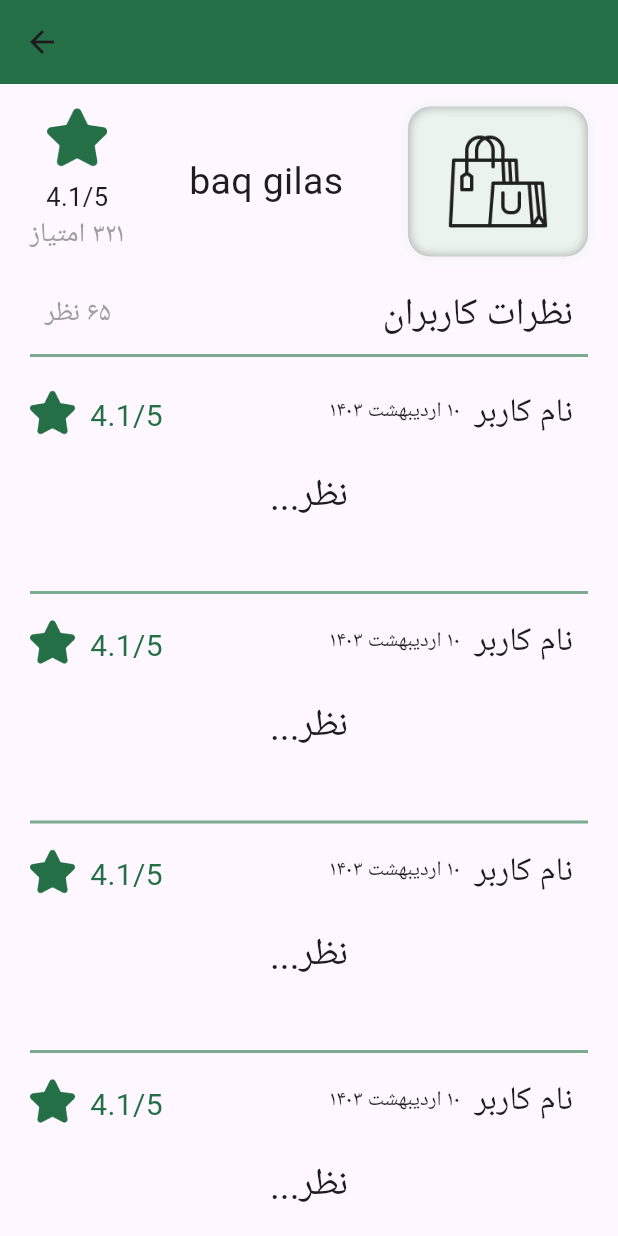
After one commit to MohammadHuseyn/blink, a Flutter app: the StoreComment screen opened directly with sample values from the repository, on a phone screen of 412 x 824 dp. The commit adds this screen. Run offline on Flutter 3.47's test engine with Material 3 defaults, Android fonts, the phone set to English and light mode, and no system bars; our stand-ins replace flutter_map, flutter_native_splash, latlong2; accounts and stored records are empty; network calls fail; Roboto replaces fonts that are missing (shabnam).

Commit message:
store comment page design completed

```diff
--- a/lib/pages/Home.dart
+++ b/lib/pages/Home.dart
@@ -848,10 +848,12 @@ class _HomeState extends State<Home> {
                                                 ),
                                                 trailing: Column(
                                                   children: [
-                                                    Icon(
-                                                      Icons.star_rate_rounded,
-                                                      size: 32,
-                                                      color: Color(0xFF256f46),
+                                                    Padding(
+                                                      padding: const EdgeInsets.only(bottom: 8.0),
+                                                      child: ImageIcon(
+                                                        AssetImage("images/star.png"),
+                                                        color: Color(0xFF256F46),
+                                                      ),
                                                     ),
                                                     Text(
                                                       "4.1/5",
--- /dev/null
+++ b/lib/pages/ProductComment.dart
@@ -0,0 +1,18 @@
+import 'package:flutter/cupertino.dart';
+import 'package:flutter/material.dart';
+
+class ProductComment extends StatefulWidget {
+  const ProductComment({super.key});
+
+  @override
+  State<ProductComment> createState() => _ProductCommentState();
+}
+
+class _ProductCommentState extends State<ProductComment> {
+  @override
+  Widget build(BuildContext context) {
+    return Scaffold(
+      body: Container(),
+    );
+  }
+}
--- /dev/null
+++ b/lib/pages/StoreComment.dart
@@ -0,0 +1,370 @@
+import 'package:flutter/cupertino.dart';
+import 'package:flutter/material.dart';
+
+import '../classes/store.dart';
+
+class StoreComment extends StatefulWidget {
+  StoreComment({required this.store});
+
+  Store store;
+
+  @override
+  State<StoreComment> createState() => _StoreCommentState(store: store);
+}
+
+class _StoreCommentState extends State<StoreComment> {
+  _StoreCommentState({required this.store});
+
+  Store store;
+
+  @override
+  Widget build(BuildContext context) {
+    return Scaffold(
+      appBar: AppBar(
+        // centerTitle: true,
+        // title: Text(store.name),
+        backgroundColor: Color(0xFF256F46),
+      ),
+      body: SingleChildScrollView(
+        child: Padding(
+          padding: const EdgeInsets.symmetric(vertical: 15, horizontal: 20),
+          child: Column(
+            children: [
+              Container(
+                height: 100,
+                child: Row(
+                  mainAxisAlignment: MainAxisAlignment.center,
+                  children: [
+                    Column(
+                      mainAxisAlignment: MainAxisAlignment.center,
+                      children: [
+                        Padding(
+                          padding: const EdgeInsets.only(bottom: 8.0),
+                          child: ImageIcon(
+                            AssetImage("images/star.png"),
+                            size: 40,
+                            color: Color(0xFF256F46),
+                          ),
+                        ),
+                        Text(
+                          "4.1/5",
+                          style: TextStyle(fontSize: 17),
+                        ),
+                        Text(
+                          "۳۲۱ امتیاز",
+                          textDirection: TextDirection.rtl,
+                          style: TextStyle(
+                            color: Colors.grey,
+                            fontSize: 18,
+                          ),
+                        )
+                      ],
+                    ),
+                    Expanded(child: Container()),
+                    Text(
+                      store.name,
+                      style: TextStyle(fontSize: 25),
+                    ),
+                    Expanded(child: Container()),
+                    Container(
+                      decoration: BoxDecoration(
+                          // color: Color(0xffEAF3EE),
+                          boxShadow: [
+                            const BoxShadow(
+                              color: Colors.grey,
+                            ),
+                            const BoxShadow(
+                              color: Color(0xffEAF3EE),
+                              spreadRadius: -0.2,
+                              blurRadius: 5.0,
+                            ),
+                          ],
+                          // color: Colors.red,
+                          borderRadius: BorderRadius.all(Radius.circular(15))),
+                      child: Padding(
+                        padding: const EdgeInsets.symmetric(
+                            horizontal: 15, vertical: 15),
+                        child: ImageIcon(
+                          AssetImage("images/shop.png"),
+                          size: 90,
+                        ),
+                      ),
+                    ),
+                  ],
+                ),
+              ),
+              Padding(
+                padding: const EdgeInsets.symmetric(vertical: 20),
+                child: Container(
+                  decoration: BoxDecoration(
+                      border: Border(
+                          bottom:
+                              BorderSide(color: Color(0xFF7CA990), width: 2))),
+                  child: Padding(
+                    padding:
+                        const EdgeInsets.only(bottom: 8.0, right: 10, left: 10),
+                    child: Row(
+                      children: [
+                        Text(
+                          "۶۵ نظر",
+                          textDirection: TextDirection.rtl,
+                          style: TextStyle(color: Colors.grey, fontSize: 18),
+                        ),
+                        Expanded(child: Container()),
+                        Text(
+                          "نظرات کاربران",
+                          style: TextStyle(fontSize: 25),
+                        )
+                      ],
+                    ),
+                  ),
+                ),
+              ),
+              Column(
+                children: [
+                  Container(
+                    child: Column(
+                      children: [
+                        Row(
+                          children: [
+                            ImageIcon(
+                              AssetImage("images/star.png"),
+                              color: Color(0xFF256F46),
+                              size: 30,
+                            ),
+                            Padding(
+                              padding: const EdgeInsets.only(left: 10, top: 5),
+                              child: Text(
+                                "4.1/5",
+                                style: TextStyle(
+                                    fontSize: 20, color: Color(0xFF256F46)),
+                              ),
+                            ),
+                            Expanded(child: Container()),
+                            Text(
+                              "۱۰ اردیبهشت ۱۴۰۳",
+                              textDirection: TextDirection.rtl,
+                              style: TextStyle(color: Colors.black87),
+                            ),
+                            Padding(
+                              padding: const EdgeInsets.symmetric(horizontal: 10),
+                              child: Text("نام کاربر", style: TextStyle(fontSize: 22),),
+                            )
+                          ],
+                        ),
+                        Padding(
+                          padding: const EdgeInsets.only(left: 10, right: 10,bottom: 45, top: 20),
+                          child: Container(
+                            child: Text("نظر...",
+                            style: TextStyle(fontSize: 25),
+                            textDirection: TextDirection.rtl,),
+                          ),
+                        )
+                      ],
+                    ),
+                    decoration: BoxDecoration(
+                        border: Border(
+                            bottom:
+                            BorderSide(color: Color(0xFF7CA990), width: 2))),
+                  ),
+                  Padding(
+                    padding: const EdgeInsets.only(top: 15),
+                    child: Container(
+                      child: Column(
+                        children: [
+                          Row(
+                            children: [
+                              ImageIcon(
+                                AssetImage("images/star.png"),
+                                color: Color(0xFF256F46),
+                                size: 30,
+                              ),
+                              Padding(
+                                padding: const EdgeInsets.only(left: 10, top: 5),
+                                child: Text(
+                                  "4.1/5",
+                                  style: TextStyle(
+                                      fontSize: 20, color: Color(0xFF256F46)),
+                                ),
+                              ),
+                              Expanded(child: Container()),
+                              Text(
+                                "۱۰ اردیبهشت ۱۴۰۳",
+                                textDirection: TextDirection.rtl,
+                                style: TextStyle(color: Colors.black87),
+                              ),
+                              Padding(
+                                padding: const EdgeInsets.symmetric(horizontal: 10),
+                                child: Text("نام کاربر", style: TextStyle(fontSize: 22),),
+                              )
+                            ],
+                          ),
+                          Padding(
+                            padding: const EdgeInsets.only(left: 10, right: 10,bottom: 45, top: 20),
+                            child: Container(
+                              child: Text("نظر...",
+                                style: TextStyle(fontSize: 25),
+                                textDirection: TextDirection.rtl,),
+                            ),
+                          )
+                        ],
+                      ),
+                      decoration: BoxDecoration(
+                          border: Border(
+                              bottom:
+                              BorderSide(color: Color(0xFF7CA990), width: 2))),
+                    ),
+                  ),
+                  Padding(
+                    padding: const EdgeInsets.only(top: 15),
+                    child: Container(
+                      child: Column(
+                        children: [
+                          Row(
+                            children: [
+                              ImageIcon(
+                                AssetImage("images/star.png"),
+                                color: Color(0xFF256F46),
+                                size: 30,
+                              ),
+                              Padding(
+                                padding: const EdgeInsets.only(left: 10, top: 5),
+                                child: Text(
+                                  "4.1/5",
+                                  style: TextStyle(
+                                      fontSize: 20, color: Color(0xFF256F46)),
+                                ),
+                              ),
+                              Expanded(child: Container()),
+                              Text(
+                                "۱۰ اردیبهشت ۱۴۰۳",
+                                textDirection: TextDirection.rtl,
+                                style: TextStyle(color: Colors.black87),
+                              ),
+                              Padding(
+                                padding: const EdgeInsets.symmetric(horizontal: 10),
+                                child: Text("نام کاربر", style: TextStyle(fontSize: 22),),
+                              )
+                            ],
+                          ),
+                          Padding(
+                            padding: const EdgeInsets.only(left: 10, right: 10,bottom: 45, top: 20),
+                            child: Container(
+                              child: Text("نظر...",
+                                style: TextStyle(fontSize: 25),
+                                textDirection: TextDirection.rtl,),
+                            ),
+                          )
+                        ],
+                      ),
+                      decoration: BoxDecoration(
+                          border: Border(
+                              bottom:
+                              BorderSide(color: Color(0xFF7CA990), width: 2))),
+                    ),
+                  ),
+                  Padding(
+                    padding: const EdgeInsets.only(top: 15),
+                    child: Container(
+                      child: Column(
+                        children: [
+                          Row(
+                            children: [
+                              ImageIcon(
+                                AssetImage("images/star.png"),
+                                color: Color(0xFF256F46),
+                                size: 30,
+                              ),
+                              Padding(
+                                padding: const EdgeInsets.only(left: 10, top: 5),
+                                child: Text(
+                                  "4.1/5",
+                                  style: TextStyle(
+                                      fontSize: 20, color: Color(0xFF256F46)),
+                                ),
+                              ),
+                              Expanded(child: Container()),
+                              Text(
+                                "۱۰ اردیبهشت ۱۴۰۳",
+                                textDirection: TextDirection.rtl,
+                                style: TextStyle(color: Colors.black87),
+                              ),
+                              Padding(
+                                padding: const EdgeInsets.symmetric(horizontal: 10),
+                                child: Text("نام کاربر", style: TextStyle(fontSize: 22),),
+                              )
+                            ],
+                          ),
+                          Padding(
+                            padding: const EdgeInsets.only(left: 10, right: 10,bottom: 45, top: 20),
+                            child: Container(
+                              child: Text("نظر...",
+                                style: TextStyle(fontSize: 25),
+                                textDirection: TextDirection.rtl,),
+                            ),
+                          )
+                        ],
+                      ),
+                      decoration: BoxDecoration(
+                          border: Border(
+                              bottom:
+                              BorderSide(color: Color(0xFF7CA990), width: 2))),
+                    ),
+                  ),
+                  Padding(
+                    padding: const EdgeInsets.only(top: 15),
+                    child: Container(
+                      child: Column(
+                        children: [
+                          Row(
+                            children: [
+                              ImageIcon(
+                                AssetImage("images/star.png"),
+                                color: Color(0xFF256F46),
+                                size: 30,
+                              ),
+                              Padding(
+                                padding: const EdgeInsets.only(left: 10, top: 5),
+                                child: Text(
+                                  "4.1/5",
+                                  style: TextStyle(
+                                      fontSize: 20, color: Color(0xFF256F46)),
+                                ),
+                              ),
+                              Expanded(child: Container()),
+                              Text(
+                                "۱۰ اردیبهشت ۱۴۰۳",
+                                textDirection: TextDirection.rtl,
+                                style: TextStyle(color: Colors.black87),
+                              ),
+                              Padding(
+                                padding: const EdgeInsets.symmetric(horizontal: 10),
+                                child: Text("نام کاربر", style: TextStyle(fontSize: 22),),
+                              )
+                            ],
+                          ),
+                          Padding(
+                            padding: const EdgeInsets.only(left: 10, right: 10,bottom: 45, top: 20),
+                            child: Container(
+                              child: Text("نظر...",
+                                style: TextStyle(fontSize: 25),
+                                textDirection: TextDirection.rtl,),
+                            ),
+                          )
+                        ],
+                      ),
+                      decoration: BoxDecoration(
+                          border: Border(
+                              bottom:
+                              BorderSide(color: Color(0xFF7CA990), width: 2))),
+                    ),
+                  )
+                ],
+              )
+            ],
+          ),
+        ),
+      ),
+    );
+  }
+}
--- a/lib/pages/StorePage.dart
+++ b/lib/pages/StorePage.dart
@@ -1,6 +1,8 @@
 import 'dart:math';
 
 import 'package:blink/pages/Home.dart';
+import 'package:blink/pages/ProductComment.dart';
+import 'package:blink/pages/StoreComment.dart';
 import 'package:flutter/cupertino.dart';
 import 'package:flutter/material.dart';
 import 'package:flutter/rendering.dart';
@@ -76,11 +78,20 @@ class _StorePageState extends State<StorePage> {
                       padding: const EdgeInsets.only(top: 15),
                       child: Row(
                         children: [
+                          GestureDetector(
+                            onTap: () {
+                              Navigator.push(context, MaterialPageRoute(builder: (builder) => StoreComment(store: store,)));
+                            },
+                            child: Row(
+                              children: [
                                 Icon(Icons.arrow_back_ios_rounded),
                                 Text(
                                   "مشاهده نظرات",
                                   textDirection: TextDirection.rtl,
                                   style: TextStyle(fontSize: 18),
+                                ),
+                              ],
+                            ),
                           ),
                           Expanded(child: Container()),
                           Text(
@@ -385,12 +396,21 @@ class _StorePageState extends State<StorePage> {
                         padding: const EdgeInsets.symmetric(vertical: 15),
                         child: Row(
                           children: [
+                            GestureDetector(
+                              child: Row(
+                                children: [
                                   IconButton(
                                       onPressed: () {},
                                       icon: Icon(Icons.arrow_back_ios_rounded)),
                                   Text(
                                     "مشاهده نظرات",
                                     style: TextStyle(fontSize: 20),
+                                  ),
+                                ],
+                              ),
+                              onTap: () {
+                                Navigator.push(context, MaterialPageRoute(builder: (builder)=>ProductComment()));
+                              },
                             ),
                             Expanded(child: Container()),
                             Text(
```
Also changed, not shown: pubspec.yaml (+19 -0 lines), images/star.png (added), pubspec.lock, 35 other files. Lines whose indentation alone changed are shown as unchanged.
